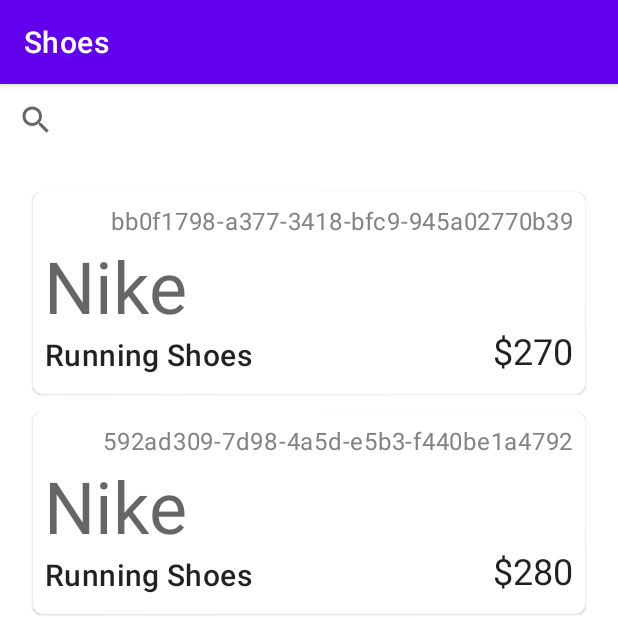
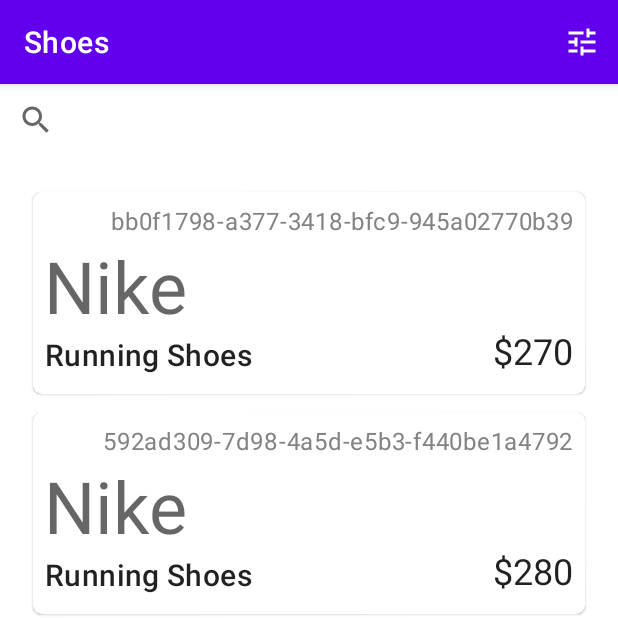
Before and after one commit to albenchris/shoe-inventory, an Android app: the screen it shows after launch (MainActivity), on a phone screen of 412 x 824 dp, the top half of it. Run offline under Robolectric (Android 15) with nearby library versions, the phone set to English and light mode, and no system bars; our stand-ins replace Room's generated code, navigation-ui.

Commit message:
found the icon I actually wanted, added the onCreateOptionsMenu code to render the menu in the ShoeListFragment only

```diff
--- a/app/src/main/java/com/example/shoeinventorymanagement/ui/shoes/list/ShoeListFragment.kt
+++ b/app/src/main/java/com/example/shoeinventorymanagement/ui/shoes/list/ShoeListFragment.kt
@@ -1,10 +1,8 @@
 package com.example.shoeinventorymanagement.ui.shoes.list
 
 import android.os.Bundle
+import android.view.*
 import androidx.fragment.app.Fragment
-import android.view.LayoutInflater
-import android.view.View
-import android.view.ViewGroup
 import androidx.fragment.app.viewModels
 import androidx.recyclerview.widget.LinearLayoutManager
 import androidx.recyclerview.widget.RecyclerView
@@ -35,6 +33,9 @@ class ShoeListFragment : Fragment() {
     ): View? {
         var view : View = inflater.inflate(R.layout.shoe_list_fragment, container, false)
 
+        super.onCreate(savedInstanceState)
+        setHasOptionsMenu(true)
+
 //        shoeListAdapter = ShoeListAdapter(shoeListViewModel.allShoes.value as MutableList<Shoe>)
         shoeListAdapter = ShoeListAdapter()
 
@@ -54,4 +55,9 @@ class ShoeListFragment : Fragment() {
         }
     }
 
+    override fun onCreateOptionsMenu(menu: Menu, inflater: MenuInflater) {
+        inflater.inflate(R.menu.filter_menu, menu)
+        super.onCreateOptionsMenu(menu, inflater)
+    }
+
 }
--- /dev/null
+++ b/app/src/main/res/drawable/ic_baseline_tune_24.xml
@@ -0,0 +1,10 @@
+<vector xmlns:android="http://schemas.android.com/apk/res/android"
+    android:width="24dp"
+    android:height="24dp"
+    android:viewportWidth="24"
+    android:viewportHeight="24"
+    android:tint="?attr/colorControlNormal">
+  <path
+      android:fillColor="@android:color/white"
+      android:pathData="M3,17v2h6v-2L3,17zM3,5v2h10L13,5L3,5zM13,21v-2h8v-2h-8v-2h-2v6h2zM7,9v2L3,11v2h4v2h2L9,9L7,9zM21,13v-2L11,11v2h10zM15,9h2L17,7h4L21,5h-4L17,3h-2v6z"/>
+</vector>
--- a/app/src/main/res/menu/filter_menu.xml
+++ b/app/src/main/res/menu/filter_menu.xml
@@ -5,8 +5,9 @@
     <item
         android:id="@+id/search_brand"
         android:title="Filter by brand"
-        android:icon="@drawable/ic_baseline_filter_alt_24"
+        android:icon="@drawable/ic_baseline_tune_24"
         app:showAsAction="always|collapseActionView"
         app:actionViewClass="android.widget.SearchView"
         />
+
 </menu>
```
